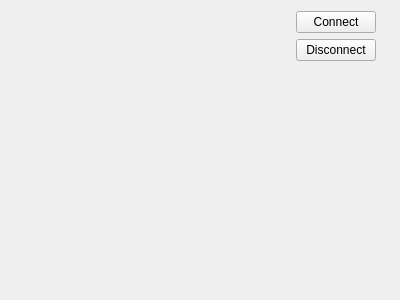
Qt form mywechat_client/mainwindow.ui (TeonSean/mywechat) before a commit.
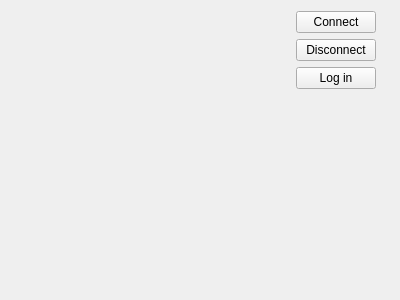
The same form after that commit.

The edit to the form file:
```diff
--- a/mywechat_client/mainwindow.ui
+++ b/mywechat_client/mainwindow.ui
@@ -49,6 +49,13 @@
          </property>
         </widget>
        </item>
+       <item>
+        <widget class="QPushButton" name="login">
+         <property name="text">
+          <string>Log in</string>
+         </property>
+        </widget>
+       </item>
        <item>
         <spacer name="verticalSpacer">
          <property name="orientation">
```
Left out of the diff: 4 changed lines with no effect on the pictures.
